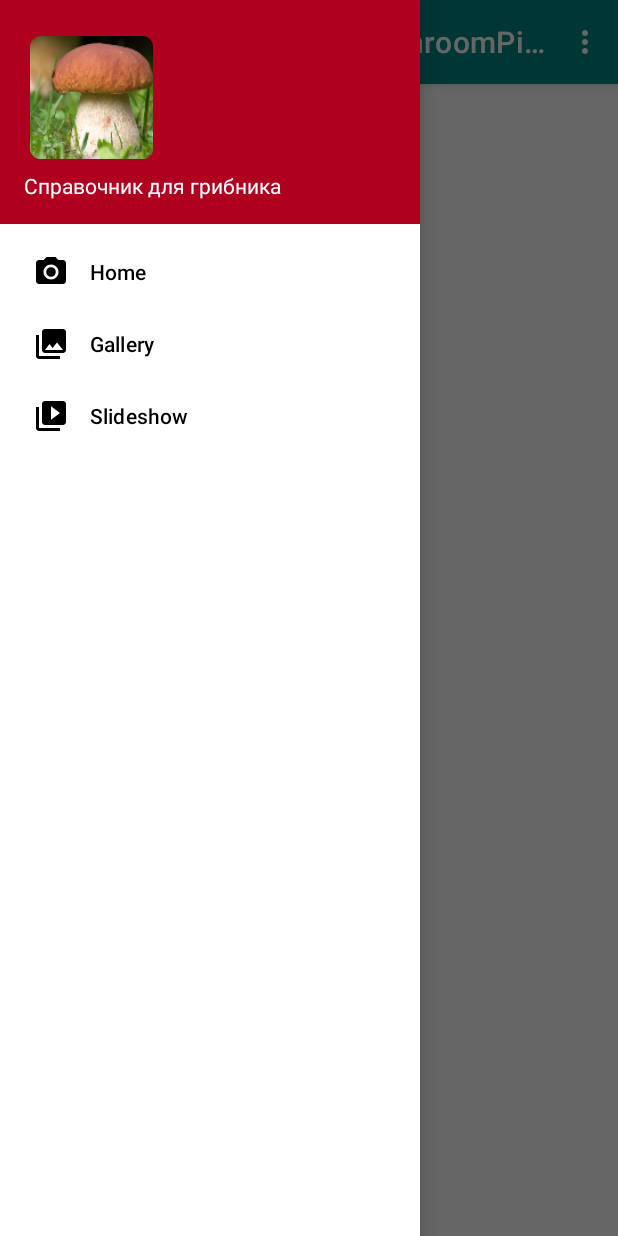
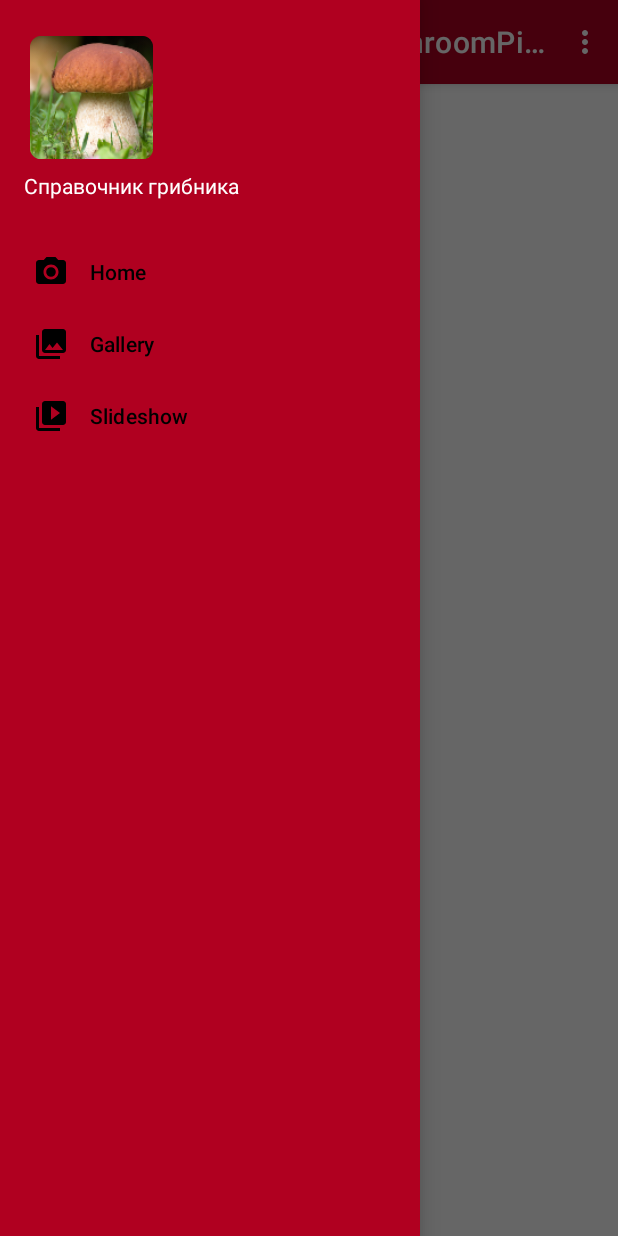
Before and after one commit to MikhailEA/HandbookForTheMushroomPicker, an Android app: the screen it shows after launch (MainActivity), with the side drawer open, on a phone screen of 412 x 824 dp. Run offline under Robolectric (Android 15) with nearby library versions, the phone set to English and light mode, and no system bars.

Commit message:
Изменения в оформлении

```diff
--- a/app/src/main/java/com/android/handbookforthemushroompicker/MainActivity.java
+++ b/app/src/main/java/com/android/handbookforthemushroompicker/MainActivity.java
@@ -20,7 +20,6 @@ import androidx.appcompat.app.AppCompatActivity;
 
 public class MainActivity extends AppCompatActivity implements NavigationView.OnNavigationItemSelectedListener {
     private DrawerLayout drawer;
-
 
     @Override
     protected void onCreate(Bundle savedInstanceState) {
--- a/app/src/main/res/layout/activity_main.xml
+++ b/app/src/main/res/layout/activity_main.xml
@@ -20,6 +20,7 @@
         android:layout_height="match_parent"
         android:layout_gravity="start"
         android:fitsSystemWindows="true"
+        android:background="?attr/colorError"
         app:headerLayout="@layout/nav_header_main"
         app:menu="@menu/activity_main_drawer" />
 </androidx.drawerlayout.widget.DrawerLayout>
--- a/app/src/main/res/layout/app_bar_main.xml
+++ b/app/src/main/res/layout/app_bar_main.xml
@@ -15,7 +15,7 @@
             android:id="@+id/toolbar"
             android:layout_width="match_parent"
             android:layout_height="?attr/actionBarSize"
-            android:background="@color/teal_700"
+            android:background="?attr/colorError"
             app:popupTheme="@style/Theme.HandbookForTheMushroomPicker.PopupOverlay" />
 
     </com.google.android.material.appbar.AppBarLayout>
--- a/app/src/main/res/layout/nav_header_main.xml
+++ b/app/src/main/res/layout/nav_header_main.xml
@@ -25,7 +25,6 @@
         android:layout_height="wrap_content"
         android:paddingTop="@dimen/nav_header_vertical_spacing"
         android:text="@string/nav_header_title"
-        android:textAppearance="@style/TextAppearance.AppCompat.Body1"
-        android:textColor="@color/signature_text" />
+        android:textColor="@color/design_default_color_background" />
 
 </LinearLayout>
--- a/app/src/main/res/values/strings.xml
+++ b/app/src/main/res/values/strings.xml
@@ -2,7 +2,7 @@
     <string name="app_name">HandbookForTheMushroomPicker</string>
     <string name="navigation_drawer_open">Open navigation drawer</string>
     <string name="navigation_drawer_close">Close navigation drawer</string>
-    <string name="nav_header_title">Справочник для грибника</string>
+    <string name="nav_header_title">Справочник грибника</string>
     <string name="nav_header_subtitle">android.studio@android.com</string>
     <string name="nav_header_desc">Navigation header</string>
     <string name="action_settings">Settings</string>
```
Also changed, not shown: app/src/main/res/drawable/Mushroom.jpg (deleted).
